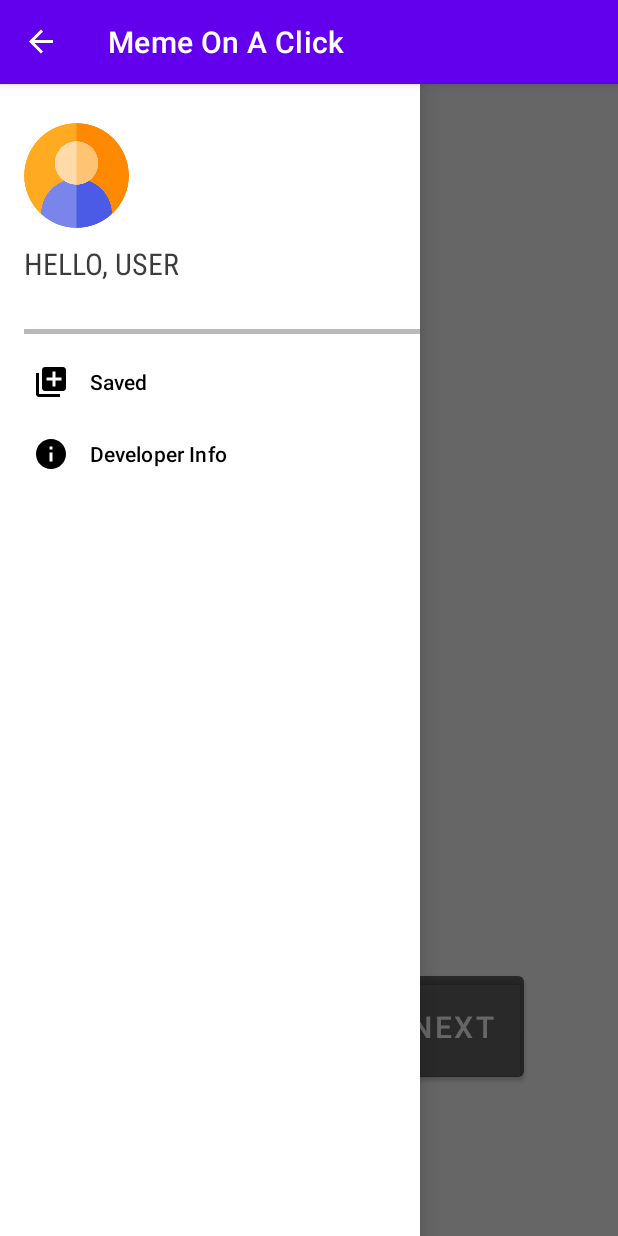
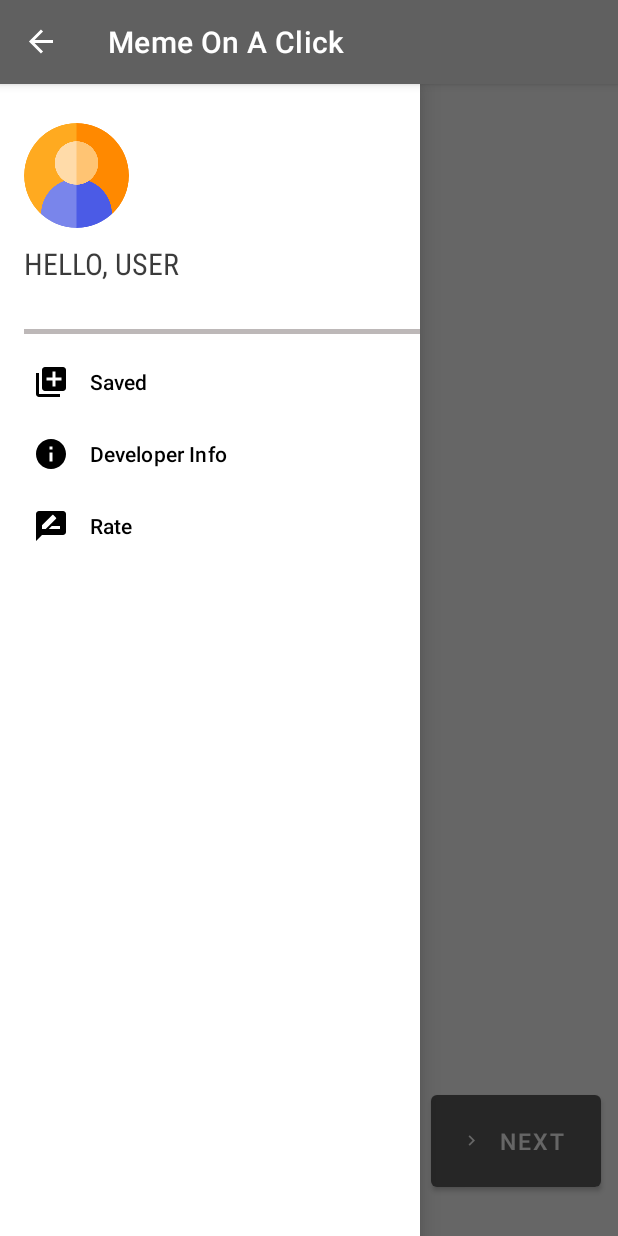
Before and after one commit to abhishek-goswamii/Meme_On_A_Click, an Android app: the screen it shows after launch (MainActivity), with the side drawer open, on a phone screen of 412 x 824 dp. Run offline under Robolectric (Android 15) with nearby library versions, the phone set to English and light mode, and no system bars; our stand-ins replace AdMob, CircleImageView, Volley; network calls fail; pictures from the network do not load; Roboto replaces fonts that are not available here.

```diff
--- a/app/src/main/java/com/ag/memeonaclick/MainActivity.kt
+++ b/app/src/main/java/com/ag/memeonaclick/MainActivity.kt
@@ -2,19 +2,21 @@ package com.ag.memeonaclick
 
 import android.content.Context
 import android.content.Intent
+import android.content.pm.PackageManager
 import android.graphics.Bitmap
 import android.graphics.Canvas
 import android.graphics.drawable.Drawable
 import android.net.Uri
 import androidx.appcompat.app.AppCompatActivity
 import android.os.Bundle
+import android.os.Environment
 import android.provider.MediaStore
 import android.view.MenuItem
 import android.view.View
 import android.widget.ImageView
 import android.widget.Toast
-import androidx.appcompat.app.ActionBar
 import androidx.appcompat.app.ActionBarDrawerToggle
+import androidx.core.app.ActivityCompat
 import androidx.drawerlayout.widget.DrawerLayout
 import com.android.volley.Request
 import com.android.volley.Response
@@ -27,7 +29,7 @@ import com.bumptech.glide.request.target.Target
 import com.google.android.gms.ads.*
 import com.google.android.material.navigation.NavigationView
 import kotlinx.android.synthetic.main.activity_main.*
-import java.io.ByteArrayOutputStream
+import java.io.*
 
 var imageurl: String? = null
 
@@ -45,31 +47,15 @@ class MainActivity : AppCompatActivity() {
         setContentView(R.layout.activity_main)
 
 
-        //---------------->>>>>>>--------------ad code
 
 
         loadbannerad()
-
-
-        //------------------>>>>>>>--------------ad code
-
-
-
-
-
-
-
-
 
         loadmeme()
 
 
 
-
-
-
-
-        // <-------navigation drawer activity starts from here ------>
+        // <-------navigation drawer activity from here ------>
 
         val drawerLayout : DrawerLayout = findViewById(R.id.drawerlayout)
         val navView : NavigationView = findViewById(R.id.navview)
@@ -89,6 +75,7 @@ class MainActivity : AppCompatActivity() {
 
                 R.id.savedmeme -> Toast.makeText(applicationContext , "saved menu clicked" , Toast.LENGTH_SHORT).show()
                 R.id.devinfo -> Intent(this , DeveloperInfo ::class.java).also { startActivity(it) }
+                R.id.rate -> Toast.makeText(applicationContext , "rate clicked" , Toast.LENGTH_SHORT).show()
 
             }
 
@@ -247,14 +234,77 @@ class MainActivity : AppCompatActivity() {
 
     fun nextbtn(view: android.view.View) {
         loadmeme()
+
+    }
+
+    //savebtn
+
+
+    fun savebtn(view: android.view.View) {
+
+        saveimage()
+        requestpermission()
+
+
+
+    }
+
+
+    //checking runtime storage permission from here
+
+    private fun haspermisson() : Boolean {
+        return ActivityCompat.checkSelfPermission(this, android.Manifest.permission.WRITE_EXTERNAL_STORAGE) == PackageManager.PERMISSION_GRANTED
+
+    }
+
+    private fun requestpermission(){
+        var permission = mutableListOf<String>()
+
+        if(!haspermisson()){
+            permission.add(android.Manifest.permission.WRITE_EXTERNAL_STORAGE)
+        }
+
+        if(permission.isNotEmpty()){
+            ActivityCompat.requestPermissions(this , permission.toTypedArray() , 0)
+        }
+    }
+
+    private fun saveimage(){
+        requestpermission()
+        getStorageDir()
+
+
+//        val dir: File =  File (Environment.getExternalStorageDirectory().toString() , "SaveImage")
+
+
+
+    }
+
+
+    fun getStorageDir() {
+
+        val folderName = "Meme On A Click"
+        val folder = File(
+            Environment.getExternalStoragePublicDirectory(Environment.DIRECTORY_DCIM),
+            folderName
+        )
+
+
+        if (!folder.exists()) {
+
+            folder.mkdirs()
+
+            if(!folder.mkdirs()){
+                Toast.makeText(this , "Enable storage permission manually" , Toast.LENGTH_SHORT).show()
+
+            }
+
+
+        }
+
     }
 
 
 
 
-
-
-
-
-
 }
--- /dev/null
+++ b/app/src/main/res/drawable/next_img.xml
@@ -0,0 +1,5 @@
+<vector android:height="14dp" android:tint="#FFFFFF"
+    android:viewportHeight="24" android:viewportWidth="24"
+    android:width="14dp" xmlns:android="http://schemas.android.com/apk/res/android">
+    <path android:fillColor="@android:color/white" android:pathData="M10,6L8.59,7.41 13.17,12l-4.58,4.59L10,18l6,-6z"/>
+</vector>
--- /dev/null
+++ b/app/src/main/res/drawable/rate.xml
@@ -0,0 +1,10 @@
+<vector xmlns:android="http://schemas.android.com/apk/res/android"
+    android:width="24dp"
+    android:height="24dp"
+    android:viewportWidth="24"
+    android:viewportHeight="24"
+    android:tint="?attr/colorControlNormal">
+  <path
+      android:fillColor="@android:color/white"
+      android:pathData="M20,2L4,2c-1.1,0 -1.99,0.9 -1.99,2L2,22l4,-4h14c1.1,0 2,-0.9 2,-2L22,4c0,-1.1 -0.9,-2 -2,-2zM6,14v-2.47l6.88,-6.88c0.2,-0.2 0.51,-0.2 0.71,0l1.77,1.77c0.2,0.2 0.2,0.51 0,0.71L8.47,14L6,14zM18,14h-7.5l2,-2L18,12v2z"/>
+</vector>
--- /dev/null
+++ b/app/src/main/res/drawable/save_img.xml
@@ -0,0 +1,5 @@
+<vector android:height="14dp" android:tint="#FFFFFF"
+    android:viewportHeight="24" android:viewportWidth="24"
+    android:width="14dp" xmlns:android="http://schemas.android.com/apk/res/android">
+    <path android:fillColor="@android:color/white" android:pathData="M19,12v7L5,19v-7L3,12v7c0,1.1 0.9,2 2,2h14c1.1,0 2,-0.9 2,-2v-7h-2zM13,12.67l2.59,-2.58L17,11.5l-5,5 -5,-5 1.41,-1.41L11,12.67L11,3h2z"/>
+</vector>
--- /dev/null
+++ b/app/src/main/res/drawable/share_img.xml
@@ -0,0 +1,10 @@
+<vector xmlns:android="http://schemas.android.com/apk/res/android"
+    android:width="14dp"
+    android:height="14dp"
+    android:viewportWidth="24"
+    android:viewportHeight="24"
+    android:tint="?attr/expandedHintEnabled">
+  <path
+      android:fillColor="@android:color/white"
+      android:pathData="M18,16.08c-0.76,0 -1.44,0.3 -1.96,0.77L8.91,12.7c0.05,-0.23 0.09,-0.46 0.09,-0.7s-0.04,-0.47 -0.09,-0.7l7.05,-4.11c0.54,0.5 1.25,0.81 2.04,0.81 1.66,0 3,-1.34 3,-3s-1.34,-3 -3,-3 -3,1.34 -3,3c0,0.24 0.04,0.47 0.09,0.7L8.04,9.81C7.5,9.31 6.79,9 6,9c-1.66,0 -3,1.34 -3,3s1.34,3 3,3c0.79,0 1.5,-0.31 2.04,-0.81l7.12,4.16c-0.05,0.21 -0.08,0.43 -0.08,0.65 0,1.61 1.31,2.92 2.92,2.92 1.61,0 2.92,-1.31 2.92,-2.92s-1.31,-2.92 -2.92,-2.92z"/>
+</vector>
--- /dev/null
+++ b/app/src/main/res/font/raleway_semibold.xml
@@ -0,0 +1,7 @@
+<?xml version="1.0" encoding="utf-8"?>
+<font-family xmlns:app="http://schemas.android.com/apk/res-auto"
+        app:fontProviderAuthority="com.google.android.gms.fonts"
+        app:fontProviderPackage="com.google.android.gms"
+        app:fontProviderQuery="name=Raleway&amp;weight=600"
+        app:fontProviderCerts="@array/com_google_android_gms_fonts_certs">
+</font-family>
--- a/app/src/main/res/layout/activity_developer_info.xml
+++ b/app/src/main/res/layout/activity_developer_info.xml
@@ -12,8 +12,6 @@
         android:layout_height="match_parent"
 
 
-
-
         />
 
 
--- a/app/src/main/res/layout/activity_main.xml
+++ b/app/src/main/res/layout/activity_main.xml
@@ -28,8 +28,9 @@
         <ImageView
             android:id="@+id/memeimage"
             android:layout_width="0dp"
+            android:layout_marginBottom="20dp"
             android:layout_height="0dp"
-            app:layout_constraintBottom_toTopOf="@+id/button"
+            app:layout_constraintBottom_toTopOf="@+id/btnlayout"
             app:layout_constraintEnd_toEndOf="parent"
             app:layout_constraintHorizontal_bias="0.0"
             app:layout_constraintStart_toStartOf="parent"
@@ -47,51 +48,57 @@
             app:layout_constraintTop_toTopOf="@id/memeimage"/>
 
 
+        <LinearLayout
+            android:layout_width="409dp"
+            android:id="@+id/btnlayout"
+            android:layout_height="100dp"
+            android:layout_marginBottom="10dp"
+            android:orientation="horizontal"
+            tools:layout_editor_absoluteX="1dp"
+            app:layout_constraintLeft_toLeftOf="parent"
+            app:layout_constraintRight_toRightOf="parent"
+            app:layout_constraintBottom_toTopOf="@id/adView"
+            tools:layout_editor_absoluteY="632dp">
+
             <Button
-            android:id="@+id/button"
+                android:id="@+id/savebtn"
+                android:layout_marginTop="23dp"
+                android:layout_margin="10dp"
+                android:padding="20dp"
+                android:drawableLeft="@drawable/save_img"
+                android:textSize="15sp"
+                android:onClick="savebtn"
                 android:layout_width="wrap_content"
                 android:layout_height="wrap_content"
-            android:layout_marginRight="10dp"
-            android:layout_marginBottom="100dp"
-            android:backgroundTint="#5C000000"
-            android:onClick="sharebtn"
-            android:padding="20dp"
-            android:text="share"
-            android:textSize="20sp"
-            app:layout_constraintBottom_toBottomOf="parent"
-            app:layout_constraintEnd_toStartOf="@+id/guideline2"
-            app:layout_constraintHorizontal_bias="0.489"
-            app:layout_constraintStart_toStartOf="parent" />
+                android:layout_weight="1"
+                android:text="SAVE" />
 
             <Button
+                android:id="@+id/sharebtn"
+                android:layout_margin="10dp"
+                android:layout_marginTop="23dp"
+                android:padding="20dp"
+                android:textSize="15sp"
+                android:onClick="sharebtn"
+                android:drawableLeft="@drawable/share_img"
                 android:layout_width="wrap_content"
                 android:layout_height="wrap_content"
-            android:layout_marginLeft="10dp"
-            android:layout_marginBottom="100dp"
-            android:backgroundTint="#5C000000"
+                android:layout_weight="1"
+                android:text="SHARE" />
+
+            <Button
+                android:id="@+id/nextbtn"
                 android:onClick="nextbtn"
-
+                android:drawableLeft="@drawable/next_img"
                 android:padding="20dp"
-            android:text="NEXT"
-            android:textSize="20sp"
-            app:layout_constraintBottom_toBottomOf="parent"
-            app:layout_constraintHorizontal_bias="0.375"
-            app:layout_constraintLeft_toLeftOf="@id/guideline2"
-            app:layout_constraintRight_toRightOf="parent" />
-
-        <androidx.constraintlayout.widget.Guideline
-            android:id="@+id/guideline2"
+                android:layout_margin="10dp"
+                android:textSize="15sp"
+                android:layout_marginTop="23dp"
                 android:layout_width="wrap_content"
                 android:layout_height="wrap_content"
-            android:orientation="vertical"
-            app:layout_constraintGuide_percent="0.5" />
-
-        <androidx.constraintlayout.widget.Guideline
-            android:id="@+id/guideline3"
-            android:layout_width="wrap_content"
-            android:layout_height="wrap_content"
-            android:orientation="horizontal"
-            app:layout_constraintGuide_begin="20dp" />
+                android:layout_weight="1"
+                android:text="NEXT" />
+        </LinearLayout>
 
 
     </androidx.constraintlayout.widget.ConstraintLayout>
@@ -109,16 +116,4 @@
     </com.google.android.material.navigation.NavigationView>
 
 
-<!--    <com.google.android.gms.ads.AdView-->
-<!--        xmlns:ads="http://schemas.android.com/apk/res-auto"-->
-<!--        android:id="@+id/adView"-->
-<!--        android:layout_width="wrap_content"-->
-<!--        android:layout_height="wrap_content"-->
-<!--        android:layout_centerHorizontal="true"-->
-<!--        android:layout_alignParentBottom="true"-->
-<!--        ads:adSize="BANNER"-->
-<!--        ads:adUnitId="ca-app-pub-3940256099942544/6300978111">-->
-<!--    </com.google.android.gms.ads.AdView>-->
-
-
 </androidx.drawerlayout.widget.DrawerLayout>
--- a/app/src/main/res/layout/activity_saved.xml
+++ b/app/src/main/res/layout/activity_saved.xml
@@ -6,4 +6,12 @@
     android:layout_height="match_parent"
     tools:context=".saved">
 
+
+    <GridView
+        android:id="@+id/gridview"
+        android:layout_width="match_parent"
+        android:layout_height="match_parent"
+
+        />
+
 </androidx.constraintlayout.widget.ConstraintLayout>
--- a/app/src/main/res/menu/nav_menu.xml
+++ b/app/src/main/res/menu/nav_menu.xml
@@ -13,6 +13,10 @@
         android:icon="@drawable/info"
         android:title="Developer Info"
         />
+    <item android:id="@+id/rate"
+        android:icon="@drawable/rate"
+        android:title="Rate"
+        />
 
 
 
--- a/app/src/main/res/values-night/themes.xml
+++ b/app/src/main/res/values-night/themes.xml
@@ -2,9 +2,9 @@
     <!-- Base application theme. -->
     <style name="Theme.MemeOnAClick" parent="Theme.MaterialComponents.DayNight.DarkActionBar">
         <!-- Primary brand color. -->
-        <item name="colorPrimary">@color/purple_200</item>
-        <item name="colorPrimaryVariant">@color/purple_700</item>
-        <item name="colorOnPrimary">@color/black</item>
+        <item name="colorPrimary">#606060</item>
+        <item name="colorPrimaryVariant">#606060</item>
+        <item name="colorOnPrimary">@color/white</item>
         <!-- Secondary brand color. -->
         <item name="colorSecondary">@color/teal_200</item>
         <item name="colorSecondaryVariant">@color/teal_200</item>
--- a/app/src/main/res/values/preloaded_fonts.xml
+++ b/app/src/main/res/values/preloaded_fonts.xml
@@ -2,5 +2,6 @@
 <resources>
     <array name="preloaded_fonts" translatable="false">
         <item>@font/averia_sans_libre_light</item>
+        <item>@font/raleway_semibold</item>
     </array>
 </resources>
--- a/app/src/main/res/values/themes.xml
+++ b/app/src/main/res/values/themes.xml
@@ -2,8 +2,8 @@
     <!-- Base application theme. -->
     <style name="Theme.MemeOnAClick" parent="Theme.MaterialComponents.DayNight.DarkActionBar">
         <!-- Primary brand color. -->
-        <item name="colorPrimary">@color/purple_500</item>
-        <item name="colorPrimaryVariant">@color/purple_700</item>
+        <item name="colorPrimary">#606060</item>
+        <item name="colorPrimaryVariant">#606060</item>
         <item name="colorOnPrimary">@color/white</item>
         <!-- Secondary brand color. -->
         <item name="colorSecondary">@color/teal_200</item>
```
Also changed, not shown: app/src/main/AndroidManifest.xml (+6 -3 lines). Lines whose indentation alone changed are shown as unchanged.
